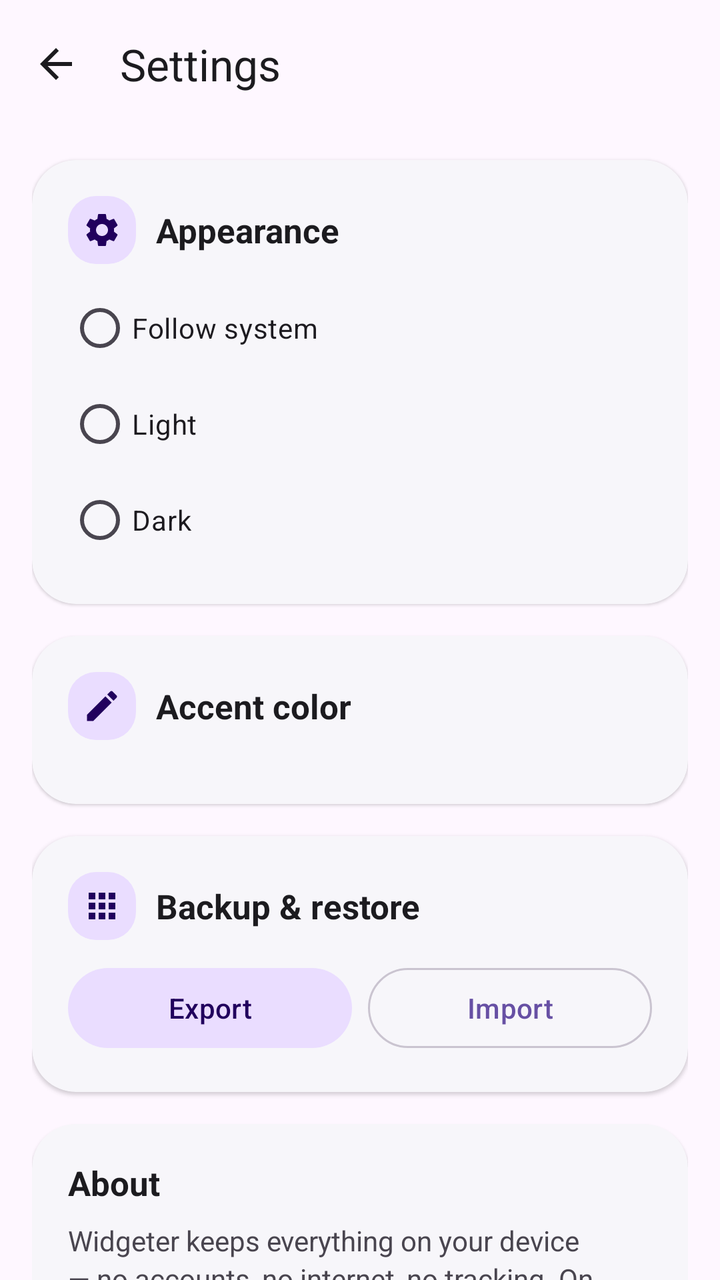
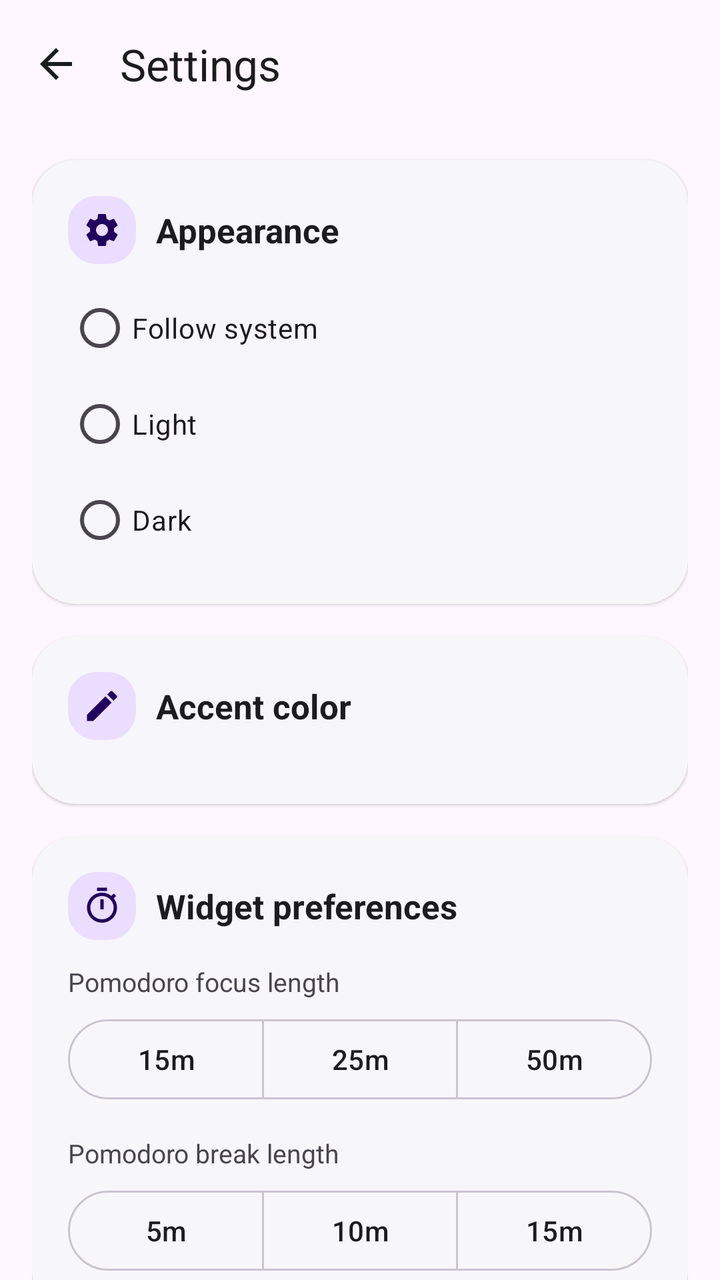

An Android layout rendered at two revisions. The XML below is the earlier revision; the diff shows what the commit changed to produce the second picture.
<!-- AndroidManifest.xml: application theme Theme.Widgeter -->
<!-- res/layout/activity_settings.xml -->
<?xml version="1.0" encoding="utf-8"?>
<LinearLayout xmlns:android="http://schemas.android.com/apk/res/android"
    xmlns:app="http://schemas.android.com/apk/res-auto"
    android:id="@+id/settings_root"
    android:layout_width="match_parent"
    android:layout_height="match_parent"
    android:background="?android:attr/colorBackground"
    android:orientation="vertical">

    <com.google.android.material.appbar.MaterialToolbar
        android:id="@+id/settings_toolbar"
        android:layout_width="match_parent"
        android:layout_height="?attr/actionBarSize"
        app:navigationIcon="@drawable/ic_back"
        app:title="@string/settings_title"
        app:titleTextColor="?attr/colorOnSurface" />

    <androidx.core.widget.NestedScrollView
        android:layout_width="match_parent"
        android:layout_height="match_parent"
        android:clipToPadding="false"
        android:paddingBottom="24dp">

        <LinearLayout
            android:layout_width="match_parent"
            android:layout_height="wrap_content"
            android:orientation="vertical"
            android:paddingHorizontal="16dp">

            <com.google.android.material.card.MaterialCardView style="@style/Card">

                <LinearLayout style="@style/CardInner">

                    <LinearLayout style="@style/CardHeader">
                        <ImageView style="@style/CardHeaderIcon"
                            android:src="@drawable/ic_settings" />
                        <TextView style="@style/CardHeaderText"
                            android:text="@string/settings_theme" />
                    </LinearLayout>

                    <RadioGroup
                        android:id="@+id/theme_group"
                        android:layout_width="match_parent"
                        android:layout_height="wrap_content"
                        android:layout_marginTop="8dp">

                        <com.google.android.material.radiobutton.MaterialRadioButton
                            android:id="@+id/radio_system"
                            android:layout_width="match_parent"
                            android:layout_height="wrap_content"
                            android:minHeight="48dp"
                            android:text="@string/theme_system" />

                        <com.google.android.material.radiobutton.MaterialRadioButton
                            android:id="@+id/radio_light"
                            android:layout_width="match_parent"
                            android:layout_height="wrap_content"
                            android:minHeight="48dp"
                            android:text="@string/theme_light" />

                        <com.google.android.material.radiobutton.MaterialRadioButton
                            android:id="@+id/radio_dark"
                            android:layout_width="match_parent"
                            android:layout_height="wrap_content"
                            android:minHeight="48dp"
                            android:text="@string/theme_dark" />
                    </RadioGroup>
                </LinearLayout>
            </com.google.android.material.card.MaterialCardView>

            <com.google.android.material.card.MaterialCardView style="@style/Card">

                <LinearLayout style="@style/CardInner">

                    <LinearLayout style="@style/CardHeader">
                        <ImageView style="@style/CardHeaderIcon"
                            android:src="@drawable/ic_note" />
                        <TextView style="@style/CardHeaderText"
                            android:text="@string/settings_color" />
                    </LinearLayout>

                    <LinearLayout
                        android:id="@+id/color_swatches"
                        android:layout_width="match_parent"
                        android:layout_height="wrap_content"
                        android:layout_marginTop="14dp"
                        android:orientation="horizontal" />
                </LinearLayout>
            </com.google.android.material.card.MaterialCardView>

            <com.google.android.material.card.MaterialCardView style="@style/Card">
                <LinearLayout style="@style/CardInner">
                    <LinearLayout style="@style/CardHeader">
                        <ImageView style="@style/CardHeaderIcon" android:src="@drawable/ic_more" />
                        <TextView style="@style/CardHeaderText" android:text="@string/settings_data" />
                    </LinearLayout>

                    <LinearLayout
                        android:layout_width="match_parent"
                        android:layout_height="wrap_content"
                        android:layout_marginTop="10dp"
                        android:orientation="horizontal">

                        <com.google.android.material.button.MaterialButton
                            android:id="@+id/btn_export"
                            style="@style/Widget.Material3.Button.TonalButton"
                            android:layout_width="0dp"
                            android:layout_weight="1"
                            android:layout_height="wrap_content"
                            android:layout_marginEnd="8dp"
                            android:text="@string/data_export" />

                        <com.google.android.material.button.MaterialButton
                            android:id="@+id/btn_import"
                            style="@style/Widget.Material3.Button.OutlinedButton"
                            android:layout_width="0dp"
                            android:layout_weight="1"
                            android:layout_height="wrap_content"
                            android:text="@string/data_import" />
                    </LinearLayout>
                </LinearLayout>
            </com.google.android.material.card.MaterialCardView>

            <com.google.android.material.card.MaterialCardView style="@style/Card">

                <LinearLayout style="@style/CardInner">

                    <TextView
                        style="@style/CardHeaderText"
                        android:text="@string/settings_about" />

                    <TextView
                        android:layout_width="match_parent"
                        android:layout_height="wrap_content"
                        android:layout_marginTop="8dp"
                        android:lineSpacingMultiplier="1.15"
                        android:text="@string/settings_about_body"
                        android:textColor="?attr/colorOnSurfaceVariant"
                        android:textSize="14sp" />
                </LinearLayout>
            </com.google.android.material.card.MaterialCardView>

        </LinearLayout>
    </androidx.core.widget.NestedScrollView>

</LinearLayout>
<!-- resources referenced by this layout -->
<resources>
  <!-- drawable ic_back (drawable) -->
  <vector xmlns:android="http://schemas.android.com/apk/res/android"
      android:width="24dp"
      android:height="24dp"
      android:viewportWidth="24"
      android:viewportHeight="24"
      android:tint="?attr/colorOnSurface">
      <path
          android:fillColor="#000000"
          android:pathData="M20,11H7.83l5.59,-5.59L12,4l-8,8 8,8 1.41,-1.41L7.83,13H20v-2z" />
  </vector>
  <string name="data_export">Export</string>
  <string name="data_import">Import</string>
  <string name="settings_about">About</string>
  <string name="settings_about_body">Widgeter keeps everything on your device — no accounts, no internet, no tracking. On Android 12+ it adapts to your wallpaper colors automatically.</string>
  <string name="settings_color">Accent color</string>
  <string name="settings_data">Backup &amp; restore</string>
  <string name="settings_theme">Appearance</string>
  <string name="settings_title">Settings</string>
  <string name="theme_dark">Dark</string>
  <string name="theme_light">Light</string>
  <string name="theme_system">Follow system</string>
  <style name="CardHeader">
          <item name="android:layout_width">match_parent</item>
          <item name="android:layout_height">wrap_content</item>
          <item name="android:orientation">horizontal</item>
          <item name="android:gravity">center_vertical</item>
      </style>
  <style name="CardHeaderText">
          <item name="android:layout_width">wrap_content</item>
          <item name="android:layout_height">wrap_content</item>
          <item name="android:textColor">?attr/colorOnSurface</item>
          <item name="android:textSize">17sp</item>
          <item name="android:textStyle">bold</item>
      </style>
  <style name="CardInner">
          <item name="android:layout_width">match_parent</item>
          <item name="android:layout_height">wrap_content</item>
          <item name="android:orientation">vertical</item>
          <item name="android:padding">18dp</item>
      </style>
  <!-- drawable chip_bg (drawable) -->
  <?xml version="1.0" encoding="utf-8"?>
  <shape xmlns:android="http://schemas.android.com/apk/res/android"
      android:shape="rectangle">
      <solid android:color="?attr/colorPrimaryContainer" />
      <corners android:radius="14dp" />
  </shape>
  <color name="brand">#6750A4</color>
  <color name="on_brand">#FFFFFF</color>
  <color name="brand_container">#EADDFF</color>
  <color name="on_brand_container">#21005D</color>
  <color name="grad_start">#7C5CFF</color>
  <color name="grad_mid">#6750A4</color>
  <color name="grad_end">#4B3593</color>
  <color name="app_bg">#FEF7FF</color>
  <color name="surface">#FFFFFF</color>
  <color name="on_surface">#1C1B1F</color>
  <color name="surface_variant">#F3EDF7</color>
  <color name="on_surface_variant">#49454F</color>
  <color name="outline">#CAC4D0</color>
  <color name="on_hero">#FFFFFF</color>
  <color name="hero_tile">#26FFFFFF</color>
  <!-- unchanged entries left out for length: 7 -->
</resources>

<!-- the commit's change to res/layout/activity_settings.xml (unified diff, before → after) -->
@@ -91,6 +91,97 @@
             <com.google.android.material.card.MaterialCardView style="@style/Card">
                 <LinearLayout style="@style/CardInner">
                     <LinearLayout style="@style/CardHeader">
+                        <ImageView style="@style/CardHeaderIcon" android:src="@drawable/ic_timer" />
+                        <TextView style="@style/CardHeaderText" android:text="@string/settings_widgets" />
+                    </LinearLayout>
+
+                    <TextView
+                        android:layout_width="match_parent"
+                        android:layout_height="wrap_content"
+                        android:layout_marginTop="12dp"
+                        android:text="@string/pref_pomo_focus"
+                        android:textColor="?attr/colorOnSurfaceVariant"
+                        android:textSize="13sp" />
+
+                    <com.google.android.material.button.MaterialButtonToggleGroup
+                        android:id="@+id/pomo_focus_group"
+                        android:layout_width="match_parent"
+                        android:layout_height="wrap_content"
+                        android:layout_marginTop="6dp"
+                        app:singleSelection="true"
+                        app:selectionRequired="true">
+
+                        <com.google.android.material.button.MaterialButton
+                            android:id="@+id/focus_15"
+                            style="@style/Widget.Material3.Button.OutlinedButton"
+                            android:layout_width="0dp"
+                            android:layout_weight="1"
+                            android:layout_height="wrap_content"
+                            android:text="@string/pref_min_15" />
+
+                        <com.google.android.material.button.MaterialButton
+                            android:id="@+id/focus_25"
+                            style="@style/Widget.Material3.Button.OutlinedButton"
+                            android:layout_width="0dp"
+                            android:layout_weight="1"
+                            android:layout_height="wrap_content"
+                            android:text="@string/pref_min_25" />
+
+                        <com.google.android.material.button.MaterialButton
+                            android:id="@+id/focus_50"
+                            style="@style/Widget.Material3.Button.OutlinedButton"
+                            android:layout_width="0dp"
+                            android:layout_weight="1"
+                            android:layout_height="wrap_content"
+                            android:text="@string/pref_min_50" />
+                    </com.google.android.material.button.MaterialButtonToggleGroup>
+
+                    <TextView
+                        android:layout_width="match_parent"
+                        android:layout_height="wrap_content"
+                        android:layout_marginTop="14dp"
+                        android:text="@string/pref_pomo_break"
+                        android:textColor="?attr/colorOnSurfaceVariant"
+                        android:textSize="13sp" />
+
+                    <com.google.android.material.button.MaterialButtonToggleGroup
+                        android:id="@+id/pomo_break_group"
+                        android:layout_width="match_parent"
+                        android:layout_height="wrap_content"
+                        android:layout_marginTop="6dp"
+                        app:singleSelection="true"
+                        app:selectionRequired="true">
+
+                        <com.google.android.material.button.MaterialButton
+                            android:id="@+id/break_5"
+                            style="@style/Widget.Material3.Button.OutlinedButton"
+                            android:layout_width="0dp"
+                            android:layout_weight="1"
+                            android:layout_height="wrap_content"
+                            android:text="@string/pref_min_5" />
+
+                        <com.google.android.material.button.MaterialButton
+                            android:id="@+id/break_10"
+                            style="@style/Widget.Material3.Button.OutlinedButton"
+                            android:layout_width="0dp"
+                            android:layout_weight="1"
+                            android:layout_height="wrap_content"
+                            android:text="@string/pref_min_10" />
+
+                        <com.google.android.material.button.MaterialButton
+                            android:id="@+id/break_15"
+                            style="@style/Widget.Material3.Button.OutlinedButton"
+                            android:layout_width="0dp"
+                            android:layout_weight="1"
+                            android:layout_height="wrap_content"
+                            android:text="@string/pref_min_15" />
+                    </com.google.android.material.button.MaterialButtonToggleGroup>
+                </LinearLayout>
+            </com.google.android.material.card.MaterialCardView>
+
+            <com.google.android.material.card.MaterialCardView style="@style/Card">
+                <LinearLayout style="@style/CardInner">
+                    <LinearLayout style="@style/CardHeader">
                         <ImageView style="@style/CardHeaderIcon" android:src="@drawable/ic_more" />
                         <TextView style="@style/CardHeaderText" android:text="@string/settings_data" />
                     </LinearLayout>
<!-- resource entries referenced after the edit -->
@@ -11,14 +11,26 @@
           android:fillColor="#000000"
           android:pathData="M20,11H7.83l5.59,-5.59L12,4l-8,8 8,8 1.41,-1.41L7.83,13H20v-2z" />
   </vector>
+  <!-- drawable ic_timer (drawable) -->
+  <vector xmlns:android="http://schemas.android.com/apk/res/android" android:width="24dp" android:height="24dp" android:viewportWidth="24" android:viewportHeight="24">
+      <path android:fillColor="#000000" android:pathData="M15,1H9v2h6V1zM11,14h2V8h-2v6zM19.03,7.39l1.42,-1.42c-0.43,-0.51 -0.9,-0.99 -1.41,-1.41l-1.42,1.42C16.07,4.74 14.12,4 12,4c-4.97,0 -9,4.03 -9,9s4.02,9 9,9 9,-4.03 9,-9c0,-2.12 -0.74,-4.07 -1.97,-5.61zM12,20c-3.87,0 -7,-3.13 -7,-7s3.13,-7 7,-7 7,3.13 7,7 -3.13,7 -7,7z" />
+  </vector>
   <string name="data_export">Export</string>
   <string name="data_import">Import</string>
+  <string name="pref_min_10">10m</string>
+  <string name="pref_min_15">15m</string>
+  <string name="pref_min_25">25m</string>
+  <string name="pref_min_5">5m</string>
+  <string name="pref_min_50">50m</string>
+  <string name="pref_pomo_break">Pomodoro break length</string>
+  <string name="pref_pomo_focus">Pomodoro focus length</string>
   <string name="settings_about">About</string>
   <string name="settings_about_body">Widgeter keeps everything on your device — no accounts, no internet, no tracking. On Android 12+ it adapts to your wallpaper colors automatically.</string>
   <string name="settings_color">Accent color</string>
   <string name="settings_data">Backup &amp; restore</string>
   <string name="settings_theme">Appearance</string>
   <string name="settings_title">Settings</string>
+  <string name="settings_widgets">Widget preferences</string>
   <string name="theme_dark">Dark</string>
   <string name="theme_light">Light</string>
   <string name="theme_system">Follow system</string>
